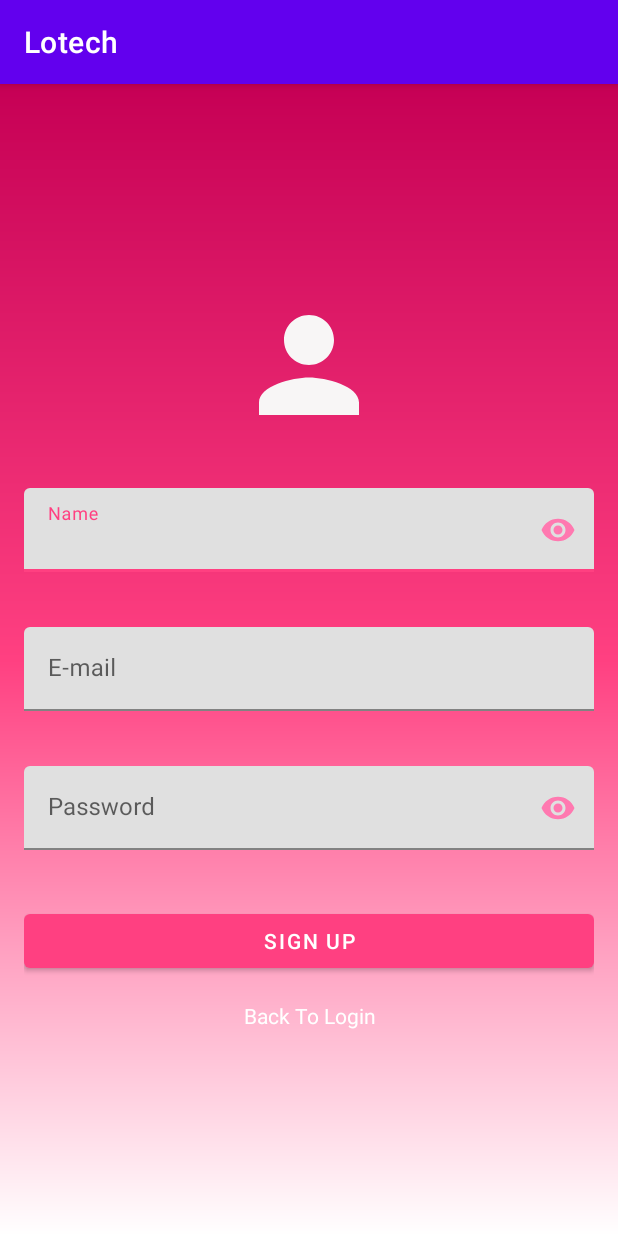
After one commit to NocturnalActivist/Lotech-Project, an Android app: the SignUpActivity screen opened directly, with no data from a screen before it, on a phone screen of 412 x 824 dp. The commit adds this screen. Run offline under Robolectric (Android 15) with nearby library versions, the phone set to English and light mode, and no system bars.

Commit message:
08/05/2021

```diff
--- a/app/build.gradle
+++ b/app/build.gradle
@@ -41,6 +41,9 @@ dependencies {
     implementation 'androidx.appcompat:appcompat:1.2.0'
     implementation 'com.google.android.material:material:1.3.0'
     implementation 'androidx.constraintlayout:constraintlayout:2.0.4'
+    implementation 'androidx.annotation:annotation:1.1.0'
+    implementation 'androidx.lifecycle:lifecycle-livedata-ktx:2.3.1'
+    implementation 'androidx.lifecycle:lifecycle-viewmodel-ktx:2.3.1'
     testImplementation 'junit:junit:4.+'
     androidTestImplementation 'androidx.test.ext:junit:1.1.2'
     androidTestImplementation 'androidx.test.espresso:espresso-core:3.3.0'
--- a/app/src/main/AndroidManifest.xml
+++ b/app/src/main/AndroidManifest.xml
@@ -9,7 +9,9 @@
         android:roundIcon="@mipmap/ic_launcher_round"
         android:supportsRtl="true"
         android:theme="@style/Theme.Lotech">
-        <activity android:name=".SplashScreenActivity"></activity>
+        <activity android:name=".SignUpActivity"></activity>
+        <activity android:name=".LoginActivity" />
+        <activity android:name=".SplashScreenActivity" />
         <activity android:name=".MainActivity">
             <intent-filter>
                 <action android:name="android.intent.action.MAIN" />
--- /dev/null
+++ b/app/src/main/java/com/goat/lotech/SignUpActivity.kt
@@ -0,0 +1,11 @@
+package com.goat.lotech
+
+import androidx.appcompat.app.AppCompatActivity
+import android.os.Bundle
+
+class SignUpActivity : AppCompatActivity() {
+    override fun onCreate(savedInstanceState: Bundle?) {
+        super.onCreate(savedInstanceState)
+        setContentView(R.layout.activity_sign_up)
+    }
+}
--- /dev/null
+++ b/app/src/main/res/drawable/ic_baseline_person_24.xml
@@ -0,0 +1,5 @@
+<vector android:height="24dp" android:tint="#F8F6F6"
+    android:viewportHeight="24" android:viewportWidth="24"
+    android:width="24dp" xmlns:android="http://schemas.android.com/apk/res/android">
+    <path android:fillColor="@android:color/white" android:pathData="M12,12c2.21,0 4,-1.79 4,-4s-1.79,-4 -4,-4 -4,1.79 -4,4 1.79,4 4,4zM12,14c-2.67,0 -8,1.34 -8,4v2h16v-2c0,-2.66 -5.33,-4 -8,-4z"/>
+</vector>
--- /dev/null
+++ b/app/src/main/res/drawable/signup_gradient.xml
@@ -0,0 +1,11 @@
+<?xml version="1.0" encoding="utf-8"?>
+<shape xmlns:android="http://schemas.android.com/apk/res/android"
+    android:shape="rectangle">
+
+    <gradient
+        android:startColor="@color/pink_Dark"
+        android:centerColor="@color/pink_primary"
+        android:endColor="@color/white"
+        android:angle="270"/>
+
+</shape>
--- /dev/null
+++ b/app/src/main/res/layout/activity_sign_up.xml
@@ -0,0 +1,93 @@
+<?xml version="1.0" encoding="utf-8"?>
+<ScrollView xmlns:android="http://schemas.android.com/apk/res/android"
+    xmlns:app="http://schemas.android.com/apk/res-auto"
+    xmlns:tools="http://schemas.android.com/tools"
+    android:background="@drawable/signup_gradient"
+    android:layout_width="match_parent"
+    android:layout_height="match_parent"
+    android:theme="@style/Theme.Pink"
+    android:fitsSystemWindows="true"
+    tools:context=".SignUpActivity">
+
+    <LinearLayout
+        android:layout_width="match_parent"
+        android:layout_height="wrap_content"
+        android:layout_gravity="center_vertical"
+        android:layout_marginLeft="16dp"
+        android:layout_marginRight="16dp"
+        android:orientation="vertical">
+        <ImageView
+            android:id="@+id/image_login"
+            android:layout_width="100dp"
+            android:layout_height="100dp"
+            android:layout_gravity="center_horizontal"
+            android:layout_margin="16dp"
+            android:src="@drawable/ic_baseline_person_24"/>
+
+        <com.google.android.material.textfield.TextInputLayout
+            android:id="@+id/input_name_signup"
+            android:layout_width="match_parent"
+            android:layout_height="wrap_content"
+            android:layout_marginTop="16dp"
+            app:errorEnabled="true"
+            app:passwordToggleEnabled="true"
+            app:passwordToggleTint="@color/pink_Light">
+            <com.google.android.material.textfield.TextInputEditText
+                android:id="@+id/edit_name_signup"
+                android:layout_width="match_parent"
+                android:layout_height="wrap_content"
+                android:hint="@string/name"
+                android:inputType="textPassword"/>
+        </com.google.android.material.textfield.TextInputLayout>
+
+        <com.google.android.material.textfield.TextInputLayout
+            android:id="@+id/input_email_signup"
+            android:layout_width="match_parent"
+            android:layout_height="wrap_content"
+            android:layout_marginTop="16dp"
+            app:errorEnabled="true">
+            <com.google.android.material.textfield.TextInputEditText
+                android:id="@+id/edit_email_signup"
+                android:layout_width="match_parent"
+                android:layout_height="wrap_content"
+                android:hint="@string/email"
+                android:inputType="textEmailAddress"/>
+        </com.google.android.material.textfield.TextInputLayout>
+
+        <com.google.android.material.textfield.TextInputLayout
+            android:id="@+id/input_password_signup"
+            android:layout_width="match_parent"
+            android:layout_height="wrap_content"
+            android:layout_marginTop="16dp"
+            app:errorEnabled="true"
+            app:passwordToggleEnabled="true"
+            app:passwordToggleTint="@color/pink_Light">
+            <com.google.android.material.textfield.TextInputEditText
+                android:id="@+id/edit_password_signup"
+                android:layout_width="match_parent"
+                android:layout_height="wrap_content"
+                android:hint="@string/password"
+                android:inputType="textPassword"/>
+        </com.google.android.material.textfield.TextInputLayout>
+
+        <Button
+            android:id="@+id/btn_signup"
+            android:layout_width="match_parent"
+            android:layout_height="wrap_content"
+            android:layout_gravity="center_horizontal"
+            android:layout_marginTop="16dp"
+            android:text="@string/signup"/>
+
+        <TextView
+            android:id="@+id/view_login"
+            android:layout_width="match_parent"
+            android:layout_height="wrap_content"
+            android:layout_marginBottom="16dp"
+            android:layout_marginTop="16dp"
+            android:gravity="center"
+            android:textColor="@color/white"
+            android:text="@string/back_to_login"/>
+
+    </LinearLayout>
+
+</ScrollView>
--- a/app/src/main/res/values/colors.xml
+++ b/app/src/main/res/values/colors.xml
@@ -7,4 +7,7 @@
     <color name="teal_700">#FF018786</color>
     <color name="black">#FF000000</color>
     <color name="white">#FFFFFFFF</color>
+    <color name="pink_primary">#FF4081</color>
+    <color name="pink_Light">#FF79B0</color>
+    <color name="pink_Dark">#C60055</color>
 </resources>
--- /dev/null
+++ b/app/src/main/res/values/dimens.xml
@@ -0,0 +1,5 @@
+<resources>
+    <!-- Default screen margins, per the Android Design guidelines. -->
+    <dimen name="activity_horizontal_margin">16dp</dimen>
+    <dimen name="activity_vertical_margin">16dp</dimen>
+</resources>
--- a/app/src/main/res/values/strings.xml
+++ b/app/src/main/res/values/strings.xml
@@ -1,3 +1,19 @@
 <resources>
     <string name="app_name">Lotech</string>
+    <string name="title_activity_login">LoginActivity</string>
+    <string name="prompt_email">Email</string>
+    <string name="prompt_password">Password</string>
+    <string name="action_sign_in">Sign in or register</string>
+    <string name="action_sign_in_short">Sign in</string>
+    <string name="welcome">"Welcome !"</string>
+    <string name="invalid_username">Not a valid username</string>
+    <string name="invalid_password">Password must be >5 characters</string>
+    <string name="login_failed">"Login failed"</string>
+    <string name="email">E-mail</string>
+    <string name="password">Password</string>
+    <string name="login">Login</string>
+    <string name="dont_have_account">I don\'\t have account yet</string>
+    <string name="signup">Sign Up</string>
+    <string name="back_to_login">Back To Login</string>
+    <string name="name">Name</string>
 </resources>
--- a/app/src/main/res/values/themes.xml
+++ b/app/src/main/res/values/themes.xml
@@ -13,4 +13,15 @@
         <item name="android:statusBarColor" tools:targetApi="l">?attr/colorPrimaryVariant</item>
         <!-- Customize your theme here. -->
     </style>
+
+    <style name="Theme.Pink" parent="Theme.MaterialComponents.DayNight.DarkActionBar">
+        <!-- Primary brand color. -->
+        <item name="colorPrimary">@color/pink_primary</item>
+        <item name="colorPrimaryVariant">@color/pink_Dark</item>
+        <item name="colorOnPrimary">@color/white</item>
+        <!-- Secondary brand color. -->
+        <item name="colorSecondary">@color/pink_primary</item>
+        <item name="colorSecondaryVariant">@color/pink_Light</item>
+        <item name="colorOnSecondary">@color/black</item>
+    </style>
 </resources>
```
Also changed, not shown: app/src/main/java/com/goat/lotech/LoginActivity.java (added, +14 -0 lines), app/src/main/res/drawable/login_gradient.xml (added, +11 -0 lines), app/src/main/res/layout/activity_login.xml (added, +76 -0 lines).
